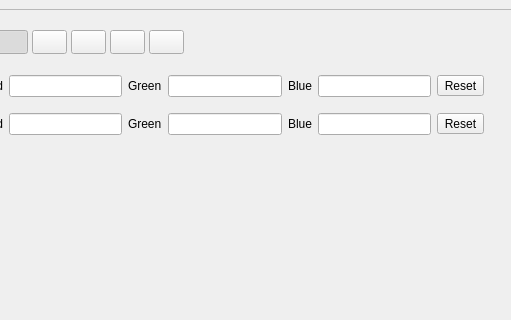
First picture: the form in ui/mainwindow.ui, repository OpenImageDebugger/OpenImageDebugger, before the edit; both pictures show x 309 to 820 and y 0 to 320 of the 1024 by 768 pixel window.
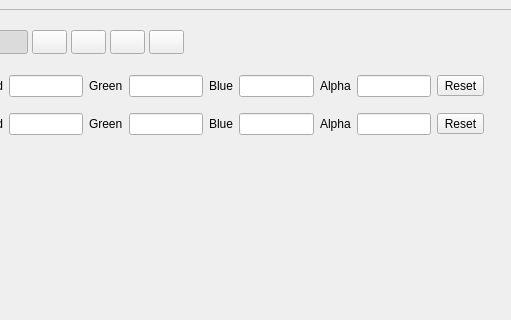
Second picture: the form after the edit. Icons and pictures are not drawn. Custom widgets are drawn as their Qt base class.

The edit to the form file:
```diff
--- a/ui/mainwindow.ui
+++ b/ui/mainwindow.ui
@@ -436,20 +436,40 @@
                 </property>
                </widget>
               </item>
-              <item row="0" column="7">
+              <item row="0" column="9">
                <widget class="QToolButton" name="ac_reset_min">
                 <property name="text">
                  <string>Reset</string>
                 </property>
                </widget>
               </item>
-              <item row="1" column="7">
+              <item row="1" column="9">
                <widget class="QToolButton" name="ac_reset_max">
                 <property name="text">
                  <string>Reset</string>
                 </property>
                </widget>
               </item>
+              <item row="1" column="7">
+               <widget class="QLabel" name="label_alpha_max">
+                <property name="text">
+                 <string>Alpha</string>
+                </property>
+               </widget>
+              </item>
+              <item row="0" column="7">
+               <widget class="QLabel" name="label_alpha_min">
+                <property name="text">
+                 <string>Alpha</string>
+                </property>
+               </widget>
+              </item>
+              <item row="0" column="8">
+               <widget class="QLineEdit" name="ac_alpha_min"/>
+              </item>
+              <item row="1" column="8">
+               <widget class="QLineEdit" name="ac_alpha_max"/>
+              </item>
              </layout>
             </widget>
            </widget>
@@ -475,7 +495,7 @@
      <x>0</x>
      <y>0</y>
      <width>1024</width>
-     <height>29</height>
+     <height>25</height>
     </rect>
    </property>
   </widget>
```
